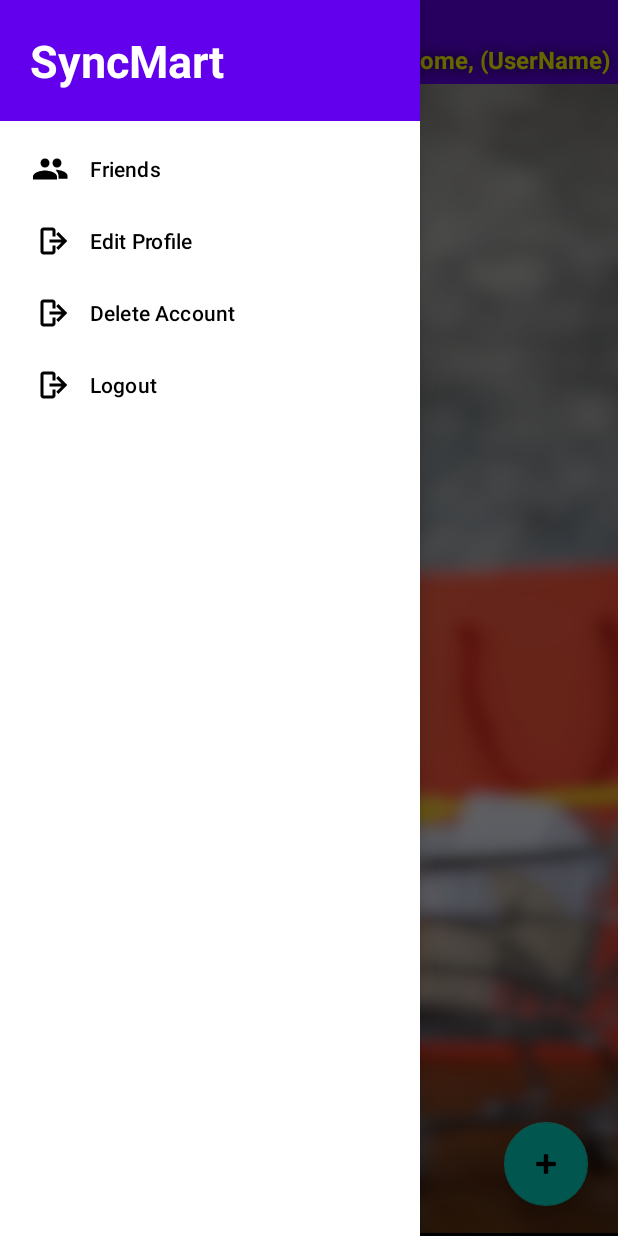
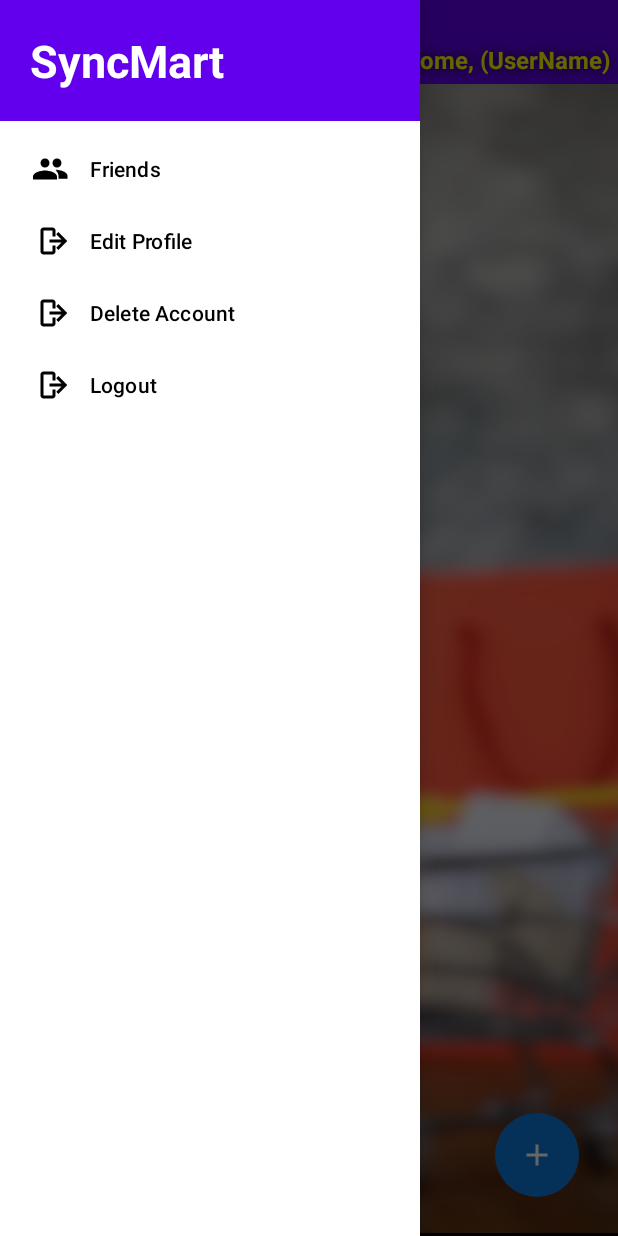
Before and after one commit to AdarshMishraIndia/SyncMart, an Android app built with Jetpack Compose: the screen it shows after launch once a user with an empty profile is signed in (ListManagementActivity), with the side drawer open, on a phone screen of 412 x 824 dp. Run offline under Robolectric (Android 15) with nearby library versions, the phone set to English and light mode, and no system bars; our stand-ins replace Firebase (no records; nobody signed in at launch, a user with empty details on screens opened directly).

Commit message:
SyncMart Version 1
Changes:
1. Improved UI/UX
2. Debugged Delete Realtime UI updates on devices
3. Improvement and Bug Fixes on last updates.

TODO:
1. Improve Authentication experience by adding "Forgot Password" feature and migrate to Google-based login.
2. Show number of selected items in ListManagementActivity in place of app title when in selection mode

```diff
--- a/app/src/main/java/com/mana/syncmart/ListManagementActivity.kt
+++ b/app/src/main/java/com/mana/syncmart/ListManagementActivity.kt
@@ -64,7 +64,7 @@ class ListManagementActivity : AppCompatActivity() {
 
 
 
-        binding.floatingActionButton.setOnClickListener {
+        binding.addListButton.setOnClickListener {
             showModifyDialog(isEditing = false)
         }
 
@@ -73,16 +73,16 @@ class ListManagementActivity : AppCompatActivity() {
         binding.buttonSendWappNotif.setOnClickListener {
             if (!isRequestInProgress) {
                 isRequestInProgress = true
-                binding.buttonSendWappNotif.setBackgroundColor(ContextCompat.getColor(this, android.R.color.holo_red_dark))
+                // Change background tint instead of background color
+                binding.buttonSendWappNotif.backgroundTintList = ContextCompat.getColorStateList(this, android.R.color.holo_red_dark)
+
                 sendWhatsAppNotification {
                     // Callback after request is complete
                     isRequestInProgress = false
-                    binding.buttonSendWappNotif.setBackgroundColor(ContextCompat.getColor(this, R.color.dark_green))
+                    binding.buttonSendWappNotif.backgroundTintList = ContextCompat.getColorStateList(this, R.color.dark_green)
                 }
             }
         }
-
-
     }
 
     private fun setupNavigationDrawer() {
@@ -360,9 +360,19 @@ class ListManagementActivity : AppCompatActivity() {
                             db.collection("shopping_lists")
                                 .whereEqualTo("owner", userEmail)
                                 .addSnapshotListener { snapshot, _ ->
-                                    snapshot?.documents?.forEach { doc ->
-                                        doc.toObject(ShoppingList::class.java)?.copy(id = doc.id)?.let {
-                                            combinedLists[doc.id] = it
+                                    if (snapshot == null) return@addSnapshotListener
+
+                                    for (change in snapshot.documentChanges) {
+                                        val docId = change.document.id
+                                        when (change.type) {
+                                            com.google.firebase.firestore.DocumentChange.Type.ADDED,
+                                            com.google.firebase.firestore.DocumentChange.Type.MODIFIED -> {
+                                                val list = change.document.toObject(ShoppingList::class.java).copy(id = docId)
+                                                combinedLists[docId] = list
+                                            }
+                                            com.google.firebase.firestore.DocumentChange.Type.REMOVED -> {
+                                                combinedLists.remove(docId)
+                                            }
                                         }
                                     }
                                     updateUI()
@@ -373,14 +383,25 @@ class ListManagementActivity : AppCompatActivity() {
                             db.collection("shopping_lists")
                                 .whereArrayContains("accessEmails", userEmail)
                                 .addSnapshotListener { snapshot, _ ->
-                                    snapshot?.documents?.forEach { doc ->
-                                        doc.toObject(ShoppingList::class.java)?.copy(id = doc.id)?.let {
-                                            combinedLists[doc.id] = it
+                                    if (snapshot == null) return@addSnapshotListener
+
+                                    for (change in snapshot.documentChanges) {
+                                        val docId = change.document.id
+                                        when (change.type) {
+                                            com.google.firebase.firestore.DocumentChange.Type.ADDED,
+                                            com.google.firebase.firestore.DocumentChange.Type.MODIFIED -> {
+                                                val list = change.document.toObject(ShoppingList::class.java).copy(id = docId)
+                                                combinedLists[docId] = list
+                                            }
+                                            com.google.firebase.firestore.DocumentChange.Type.REMOVED -> {
+                                                combinedLists.remove(docId)
+                                            }
                                         }
                                     }
                                     updateUI()
                                 }
                         )
+
                     }
                     .addOnFailureListener {
                         showCustomToast("Failed to fetch lists with access")
--- a/app/src/main/res/layout/activity_list_management.xml
+++ b/app/src/main/res/layout/activity_list_management.xml
@@ -92,37 +92,54 @@
                 android:layout_height="0dp"
                 android:padding="16dp"
                 android:scrollbars="vertical"
-                app:layout_constraintBottom_toTopOf="@+id/floatingActionButton"
                 app:layout_constraintEnd_toEndOf="parent"
                 app:layout_constraintStart_toStartOf="parent"
                 app:layout_constraintTop_toBottomOf="@+id/toolbar"
                 tools:ignore="SpeakableTextPresentCheck" />
 
-            <com.google.android.material.floatingactionbutton.FloatingActionButton
-                android:id="@+id/floatingActionButton"
+            <ImageButton
+                android:id="@+id/addListButton"
+                android:layout_width="56dp"
+                android:layout_height="56dp"
+                android:layout_alignParentEnd="true"
+                android:layout_alignParentBottom="true"
+                android:layout_margin="26dp"
+                android:background="@drawable/circ_btn_bg"
+                android:contentDescription="@string/add"
+                android:scaleType="centerInside"
+                android:src="@drawable/ic_add"
+                app:layout_constraintBottom_toBottomOf="parent"
+                app:layout_constraintEnd_toEndOf="parent"
+                tools:ignore="ImageContrastCheck" />
+
+            <ImageButton
+                android:id="@+id/buttonSendWappNotif"
+                android:layout_width="44dp"
+                android:layout_height="44dp"
+                android:layout_marginStart="35dp"
+                android:layout_marginBottom="20dp"
+                android:background="@drawable/send_btn_bg"
+                android:backgroundTint="#22A422"
+                android:src="@drawable/ic_send"
+                app:layout_constraintBottom_toBottomOf="parent"
+                app:layout_constraintStart_toStartOf="parent"
+                tools:ignore="ContentDescription,HardcodedText,ImageContrastCheck,SpeakableTextPresentCheck,TouchTargetSizeCheck" />
+
+            <TextView
+                android:id="@+id/textView5"
                 android:layout_width="wrap_content"
                 android:layout_height="wrap_content"
-                android:layout_marginEnd="20dp"
-                android:layout_marginBottom="20dp"
-                android:clickable="true"
-                android:focusable="true"
-                android:contentDescription="@string/add"
-                app:layout_constraintBottom_toBottomOf="parent"
-                app:layout_constraintEnd_toEndOf="parent"
-                app:srcCompat="@android:drawable/ic_input_add" />
-
-            <Button
-                android:id="@+id/buttonSendWappNotif"
-                android:layout_width="wrap_content"
-                android:layout_height="wrap_content"
+                android:padding="5dp"
+                android:shadowColor="#090909"
+                android:shadowRadius="10"
+                android:background="@drawable/red_pink_bg"
                 android:layout_marginStart="10dp"
-                android:layout_marginBottom="20dp"
+                android:layout_marginBottom="5dp"
+                android:text="Send WAPP"
+                android:textColor="#ffff"
+                android:textSize="17sp"
                 android:textStyle="bold"
-                android:shadowRadius="10"
-                android:shadowColor="#000000"
-                android:backgroundTint="#22A422"
-                android:text="Send WApp Notification\nto Baba"
-                app:layout_constraintBottom_toBottomOf="parent"
+                app:layout_constraintBottom_toTopOf="@+id/buttonSendWappNotif"
                 app:layout_constraintStart_toStartOf="parent"
                 tools:ignore="HardcodedText" />
 
--- a/app/src/main/res/layout/fragment_finished_items.xml
+++ b/app/src/main/res/layout/fragment_finished_items.xml
@@ -1,5 +1,6 @@
 <?xml version="1.0" encoding="utf-8"?>
 <LinearLayout xmlns:android="http://schemas.android.com/apk/res/android"
+    xmlns:tools="http://schemas.android.com/tools"
     android:layout_width="match_parent"
     android:layout_height="match_parent"
     android:orientation="vertical"
@@ -21,6 +22,7 @@
         android:id="@+id/recyclerViewFinished"
         android:layout_width="match_parent"
         android:layout_height="match_parent"
-        android:scrollbars="vertical"/>
+        android:scrollbars="vertical"
+        tools:ignore="SpeakableTextPresentCheck" />
 
 </LinearLayout>
--- a/app/src/main/res/layout/fragment_pending_items.xml
+++ b/app/src/main/res/layout/fragment_pending_items.xml
@@ -1,5 +1,6 @@
 <?xml version="1.0" encoding="utf-8"?>
 <LinearLayout xmlns:android="http://schemas.android.com/apk/res/android"
+    xmlns:tools="http://schemas.android.com/tools"
     android:layout_width="match_parent"
     android:layout_height="match_parent"
     android:orientation="vertical"
@@ -21,6 +22,7 @@
         android:id="@+id/recyclerViewPending"
         android:layout_width="match_parent"
         android:layout_height="match_parent"
-        android:scrollbars="vertical"/>
+        android:scrollbars="vertical"
+        tools:ignore="SpeakableTextPresentCheck" />
 
 </LinearLayout>
```
Also changed, not shown: app/src/main/java/com/mana/syncmart/LoginActivity.kt (+11 -17 lines), app/src/main/java/com/mana/syncmart/RegisterActivity.kt (+24 -1 lines), app/src/main/res/drawable/ic_visibility_off.xml (added, +9 -0 lines), app/src/main/res/drawable/ic_visibility_on.xml (added, +9 -0 lines), app/src/main/res/layout/activity_list.xml (+4 -4 lines), app/src/main/res/layout/activity_register.xml (+4 -3 lines).
